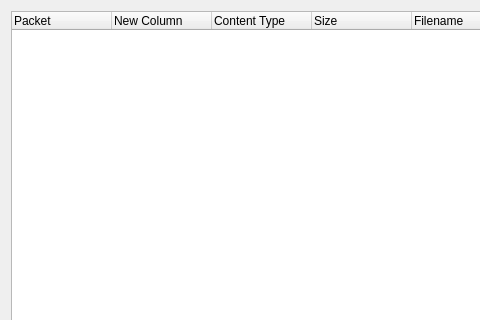
The window that ui/qt/export_object_dialog.ui (AnkitKejriwal/wireshark) describes before a commit, drawn with Qt 5; both pictures show x 0 to 480 and y 0 to 320 of the 750 by 520 pixel window.
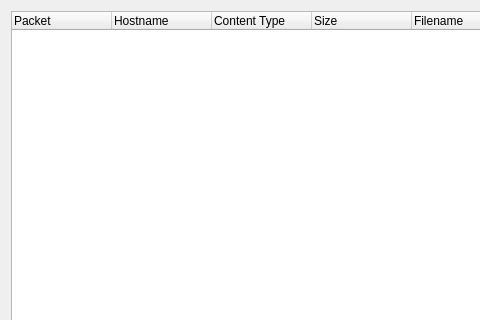
The same window after the commit.

Diff of the .ui file:
```diff
--- a/ui/qt/export_object_dialog.ui
+++ b/ui/qt/export_object_dialog.ui
@@ -35,7 +35,7 @@
      </column>
      <column>
       <property name="text">
-       <string>New Column</string>
+       <string>Hostname</string>
       </property>
      </column>
      <column>
```
